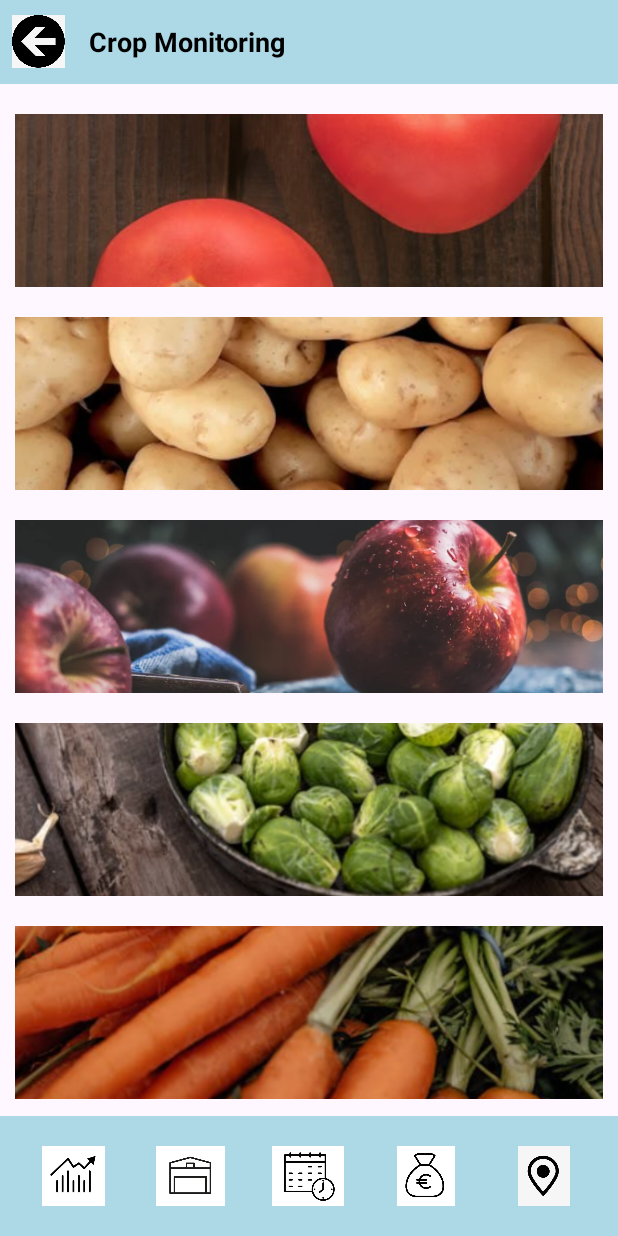
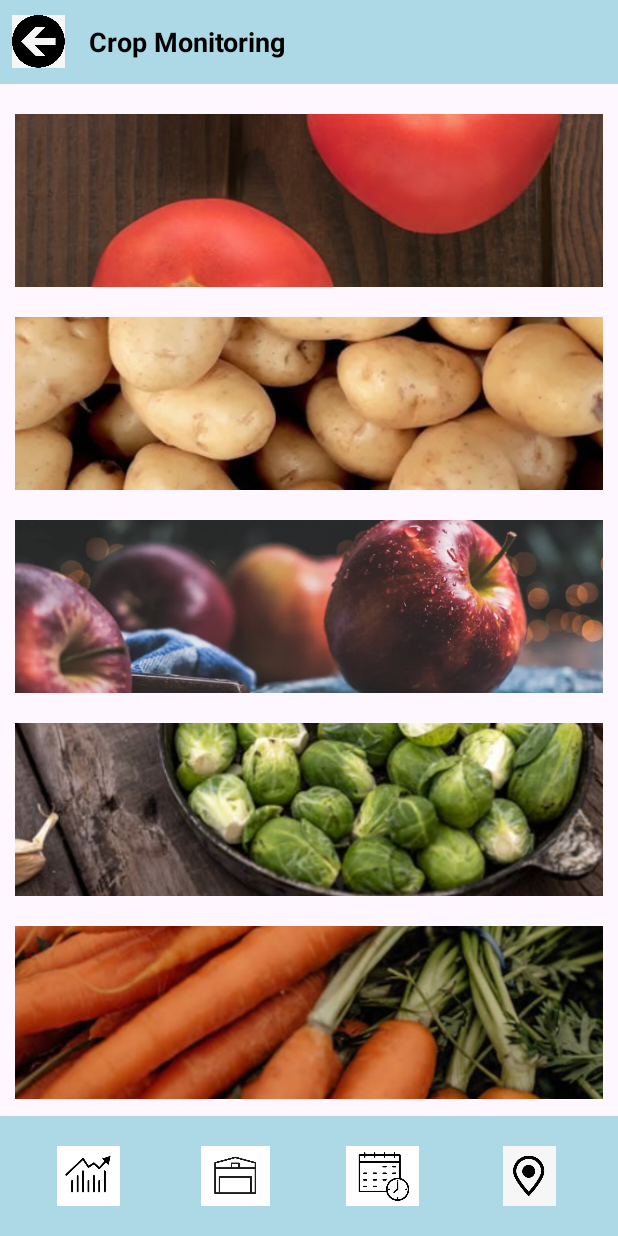
Before and after one commit to lucas-xu51/Orchard_management_system, an Android app: the screen it shows after launch (crop_monitoring_Activity), on a phone screen of 412 x 824 dp. Run offline under Robolectric (Android 15) with nearby library versions, the phone set to English and light mode, and no system bars.

Commit message:
crop_monitoring_4

```diff
--- a/app/src/main/java/com/example/orchardmanagementsystem/crop_monitoring_Activity.java
+++ b/app/src/main/java/com/example/orchardmanagementsystem/crop_monitoring_Activity.java
@@ -1,24 +1,33 @@
 package com.example.orchardmanagementsystem;
 
+
+import android.content.Intent;
 import android.os.Bundle;
-
-import androidx.activity.EdgeToEdge;
+import android.view.View;
+import android.widget.ImageView;
 import androidx.appcompat.app.AppCompatActivity;
-import androidx.core.graphics.Insets;
-import androidx.core.view.ViewCompat;
-import androidx.core.view.WindowInsetsCompat;
 
 public class crop_monitoring_Activity extends AppCompatActivity {
-
     @Override
     protected void onCreate(Bundle savedInstanceState) {
         super.onCreate(savedInstanceState);
-        EdgeToEdge.enable(this);
         setContentView(R.layout.activity_crop_monitoring);
-        ViewCompat.setOnApplyWindowInsetsListener(findViewById(R.id.main), (v, insets) -> {
-            Insets systemBars = insets.getInsets(WindowInsetsCompat.Type.systemBars());
-            v.setPadding(systemBars.left, systemBars.top, systemBars.right, systemBars.bottom);
-            return insets;
+
+        // 设置每个图片点击监听器，跳转到第二个页面并传递作物信息
+        setCropClickListener(R.id.tomato, "Tomato");
+        setCropClickListener(R.id.potato, "Potato");
+        setCropClickListener(R.id.apple, "Apple");
+        setCropClickListener(R.id.cabbage, "Cabbage");
+        setCropClickListener(R.id.carrot, "Carrot");
+        setCropClickListener(R.id.pineapple, "Pineapple");
+    }
+
+    private void setCropClickListener(int imageViewId, String cropName) {
+        ImageView imageView = findViewById(imageViewId);
+        imageView.setOnClickListener(v -> {
+            Intent intent = new Intent(crop_monitoring_Activity.this, CropDetailActivity.class);
+            intent.putExtra("cropName", cropName);
+            startActivity(intent);
         });
     }
 }
--- a/app/src/main/res/layout/activity_crop_monitoring.xml
+++ b/app/src/main/res/layout/activity_crop_monitoring.xml
@@ -165,17 +165,6 @@
             android:scaleType="fitCenter"/>
 
         <ImageButton
-            android:id="@+id/navItem4"
-            android:layout_width="0dp"
-            android:layout_height="60dp"
-            android:layout_weight="1"
-            android:background="?android:attr/selectableItemBackground"
-            android:contentDescription="income"
-            android:padding="10dp"
-            android:src="@drawable/icon_income"
-            android:scaleType="fitCenter"/>
-
-        <ImageButton
             android:id="@+id/navItem5"
             android:layout_width="0dp"
             android:layout_height="60dp"
```
Also changed, not shown: app/src/main/java/com/example/orchardmanagementsystem/CropDetailActivity.java (added, +43 -0 lines), app/src/main/res/layout/crop_detail_activity.xml (added, +94 -0 lines), app/src/main/res/values/strings.xml (+22 -0 lines).
